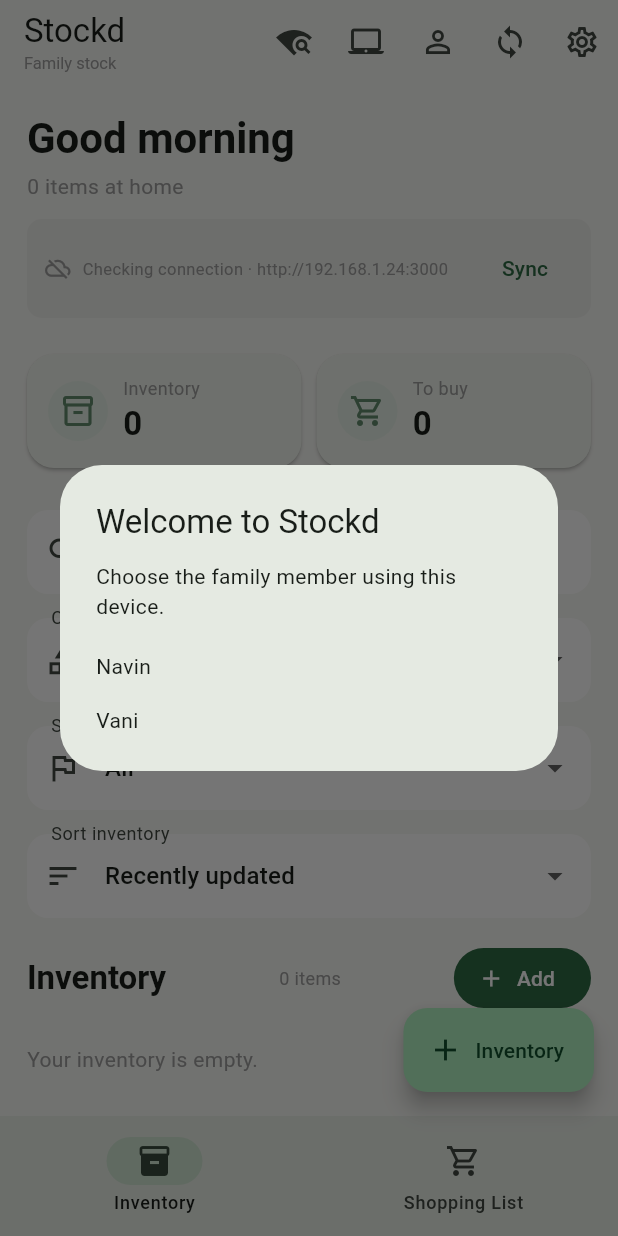
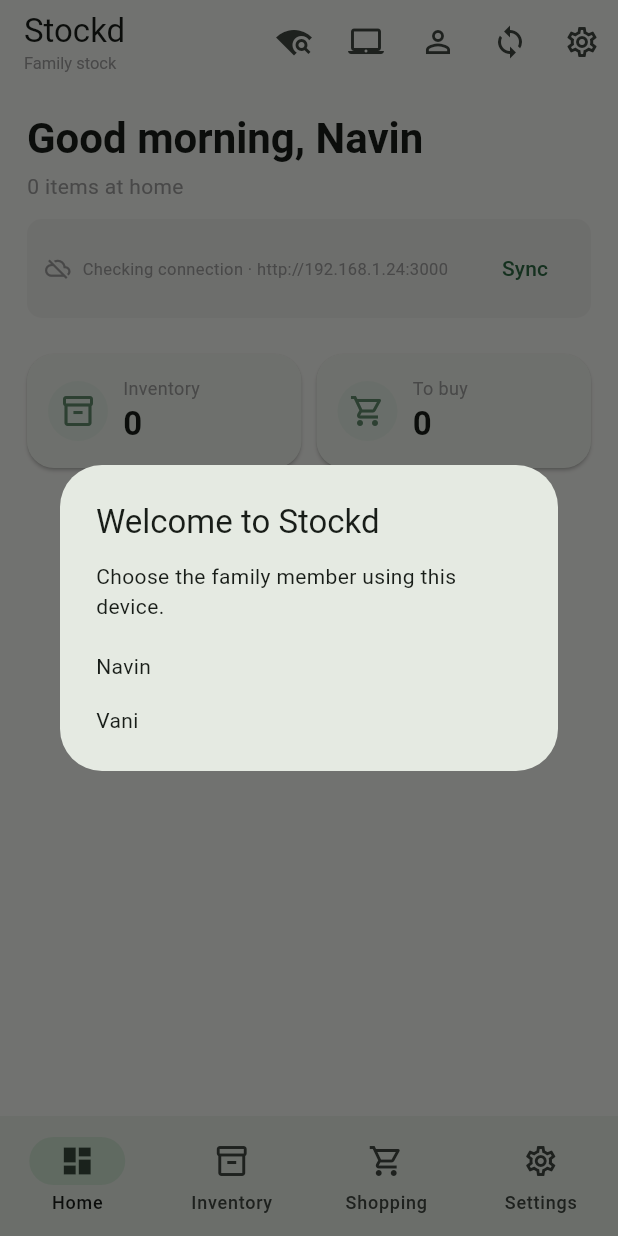
Before and after one commit to Navinchinnasamy/FlutterApp, a Flutter app: the screen it shows after launch, on a phone screen of 412 x 824 dp. Run offline on Flutter 3.47's test engine with Material 3 defaults, Android fonts, the phone set to English and light mode, and no system bars; our stand-ins replace file_picker, multicast_dns, share_plus, shared_preferences, sqflite; accounts and stored records are empty; Roboto replaces fonts that are missing (Avenir).

Commit message:
Separate Stockd mobile dashboard sections
Remove unsupported waste avoided statistic from web dashboard

Co-authored-by: Copilot <223556219+Copilot@users.noreply.github.com>

```diff
--- a/mobile_app/lib/main.dart
+++ b/mobile_app/lib/main.dart
@@ -1171,7 +1171,7 @@ class _PantryHomePageState extends State<PantryHomePage>
         _selectedCategory == 'All' || item['category'] == _selectedCategory;
     if (!categoryMatches) return false;
     final statusMatches =
-        _selectedSection != 0 ||
+        _selectedSection != 1 ||
         _selectedStatus == 'All' ||
         item['status'] == _selectedStatus;
     if (!statusMatches) return false;
@@ -1301,8 +1301,9 @@ class _PantryHomePageState extends State<PantryHomePage>
                           child: Text(_error!),
                         ),
                       ),
+                    if (_selectedSection == 0) ...[
                       Text(
-                      _greeting(),
+                        '${_greeting()}, $_memberName',
                         style: Theme.of(context).textTheme.headlineMedium
                             ?.copyWith(fontWeight: FontWeight.bold),
                       ),
@@ -1333,7 +1334,7 @@ class _PantryHomePageState extends State<PantryHomePage>
                             value: '${_items.length}',
                             icon: Icons.inventory_2_outlined,
                             onTap: () => setState(() {
-                            _selectedSection = 0;
+                              _selectedSection = 1;
                               _shoppingFilter = 'To buy';
                             }),
                           ),
@@ -1344,7 +1345,7 @@ class _PantryHomePageState extends State<PantryHomePage>
                                 '${_shopping.where((item) => item['done'] != 1 && item['done'] != true).length}',
                             icon: Icons.shopping_cart_outlined,
                             onTap: () => setState(() {
-                            _selectedSection = 1;
+                              _selectedSection = 2;
                               _shoppingFilter = 'To buy';
                             }),
                           ),
@@ -1371,7 +1372,9 @@ class _PantryHomePageState extends State<PantryHomePage>
                                       style: Theme.of(context)
                                           .textTheme
                                           .titleMedium
-                                        ?.copyWith(fontWeight: FontWeight.bold),
+                                          ?.copyWith(
+                                            fontWeight: FontWeight.bold,
+                                          ),
                                     ),
                                   ],
                                 ),
@@ -1391,7 +1394,9 @@ class _PantryHomePageState extends State<PantryHomePage>
                                     padding: const EdgeInsets.only(top: 4),
                                     child: Text(
                                       '+ ${_attentionItems().length - 3} more',
-                                    style: const TextStyle(color: Colors.grey),
+                                      style: const TextStyle(
+                                        color: Colors.grey,
+                                      ),
                                     ),
                                   ),
                               ],
@@ -1428,12 +1433,14 @@ class _PantryHomePageState extends State<PantryHomePage>
                           ),
                         ),
                       ],
+                    ],
+                    if (_selectedSection == 1 || _selectedSection == 2) ...[
                       const SizedBox(height: 22),
                       TextField(
                         onChanged: (value) =>
                             setState(() => _searchQuery = value),
                         decoration: InputDecoration(
-                        hintText: _selectedSection == 0
+                          hintText: _selectedSection == 1
                               ? 'Search inventory'
                               : 'Search shopping list',
                           prefixIcon: const Icon(Icons.search),
@@ -1479,7 +1486,8 @@ class _PantryHomePageState extends State<PantryHomePage>
                             setState(() => _selectedCategory = value ?? 'All'),
                       ),
                       const SizedBox(height: 16),
-                    if (_selectedSection == 0) ...[
+                    ],
+                    if (_selectedSection == 1) ...[
                       DropdownButtonFormField<String>(
                         initialValue: _selectedStatus,
                         decoration: InputDecoration(
@@ -1512,7 +1520,7 @@ class _PantryHomePageState extends State<PantryHomePage>
                       ),
                       const SizedBox(height: 16),
                     ],
-                    if (_selectedSection == 0) ...[
+                    if (_selectedSection == 1) ...[
                       DropdownButtonFormField<String>(
                         initialValue: _inventorySort,
                         decoration: InputDecoration(
@@ -1631,7 +1639,7 @@ class _PantryHomePageState extends State<PantryHomePage>
                             ),
                           ),
                         ),
-                    ] else ...[
+                    ] else if (_selectedSection == 2) ...[
                       Row(
                         mainAxisAlignment: MainAxisAlignment.spaceBetween,
                         children: [
@@ -1755,6 +1763,62 @@ class _PantryHomePageState extends State<PantryHomePage>
                           ),
                         );
                       }),
+                    ],
+                    if (_selectedSection == 3) ...[
+                      Text(
+                        'Settings',
+                        style: Theme.of(context).textTheme.headlineSmall
+                            ?.copyWith(fontWeight: FontWeight.bold),
+                      ),
+                      const SizedBox(height: 8),
+                      const Text(
+                        'Manage Stockd on this device.',
+                        style: TextStyle(color: Colors.grey),
+                      ),
+                      const SizedBox(height: 12),
+                      Card(
+                        child: Column(
+                          children: [
+                            ListTile(
+                              leading: const Icon(Icons.laptop_mac_outlined),
+                              title: const Text('Laptop connection'),
+                              subtitle: Text(_serverUrl),
+                              onTap: _configureLaptop,
+                            ),
+                            ListTile(
+                              leading: const Icon(Icons.wifi_find),
+                              title: const Text('Find laptop on Wi-Fi'),
+                              onTap: _syncing ? null : _discoverLaptop,
+                            ),
+                            ListTile(
+                              leading: const Icon(Icons.person_outline),
+                              title: const Text('Family member'),
+                              subtitle: Text(_memberName),
+                              onTap: _configureMember,
+                            ),
+                            ListTile(
+                              leading: const Icon(Icons.sync),
+                              title: const Text('Sync now'),
+                              subtitle: Text(
+                                _syncPending
+                                    ? 'Changes waiting to sync'
+                                    : 'Last synced ${_formatTimestamp(_lastSyncedAt)}',
+                              ),
+                              onTap: _syncing ? null : _sync,
+                            ),
+                            ListTile(
+                              leading: const Icon(Icons.download_outlined),
+                              title: const Text('Export local backup'),
+                              onTap: _exportBackup,
+                            ),
+                            ListTile(
+                              leading: const Icon(Icons.upload_file_outlined),
+                              title: const Text('Import local backup'),
+                              onTap: _importBackup,
+                            ),
+                          ],
+                        ),
+                      ),
                     ],
                   ],
                 ),
@@ -1775,6 +1839,11 @@ class _PantryHomePageState extends State<PantryHomePage>
         },
         destinations: const [
           NavigationDestination(
+            icon: Icon(Icons.dashboard_outlined),
+            selectedIcon: Icon(Icons.dashboard),
+            label: 'Home',
+          ),
+          NavigationDestination(
             icon: Icon(Icons.inventory_2_outlined),
             selectedIcon: Icon(Icons.inventory_2),
             label: 'Inventory',
@@ -1782,15 +1851,24 @@ class _PantryHomePageState extends State<PantryHomePage>
           NavigationDestination(
             icon: Icon(Icons.shopping_cart_outlined),
             selectedIcon: Icon(Icons.shopping_cart),
-            label: 'Shopping List',
-          ),
-        ],
-      ),
-      floatingActionButton: FloatingActionButton.extended(
-        onPressed: _selectedSection == 0 ? _addInventoryItem : _addShoppingItem,
+            label: 'Shopping',
+          ),
+          NavigationDestination(
+            icon: Icon(Icons.settings_outlined),
+            selectedIcon: Icon(Icons.settings),
+            label: 'Settings',
+          ),
+        ],
+      ),
+      floatingActionButton: _selectedSection == 1 || _selectedSection == 2
+          ? FloatingActionButton.extended(
+              onPressed: _selectedSection == 1
+                  ? _addInventoryItem
+                  : _addShoppingItem,
               icon: const Icon(Icons.add),
-        label: Text(_selectedSection == 0 ? 'Inventory' : 'Shopping'),
-      ),
+              label: Text(_selectedSection == 1 ? 'Add item' : 'Add to list'),
+            )
+          : null,
     );
   }
 }
```
Also changed, not shown: 2 other files. Lines whose indentation alone changed are shown as unchanged.
